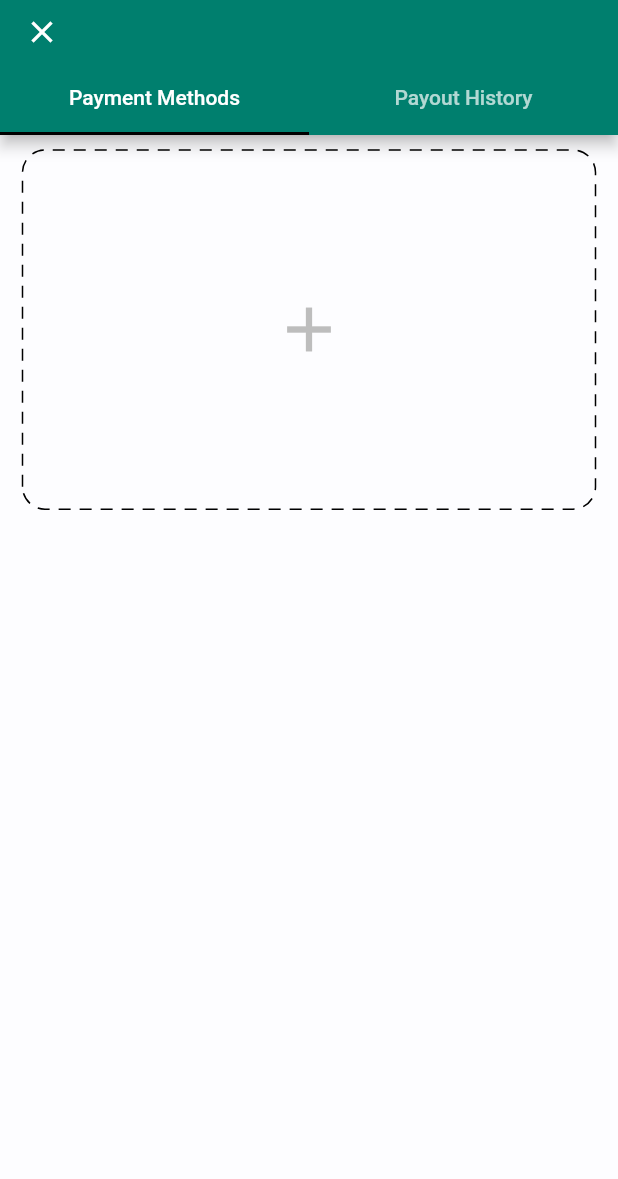
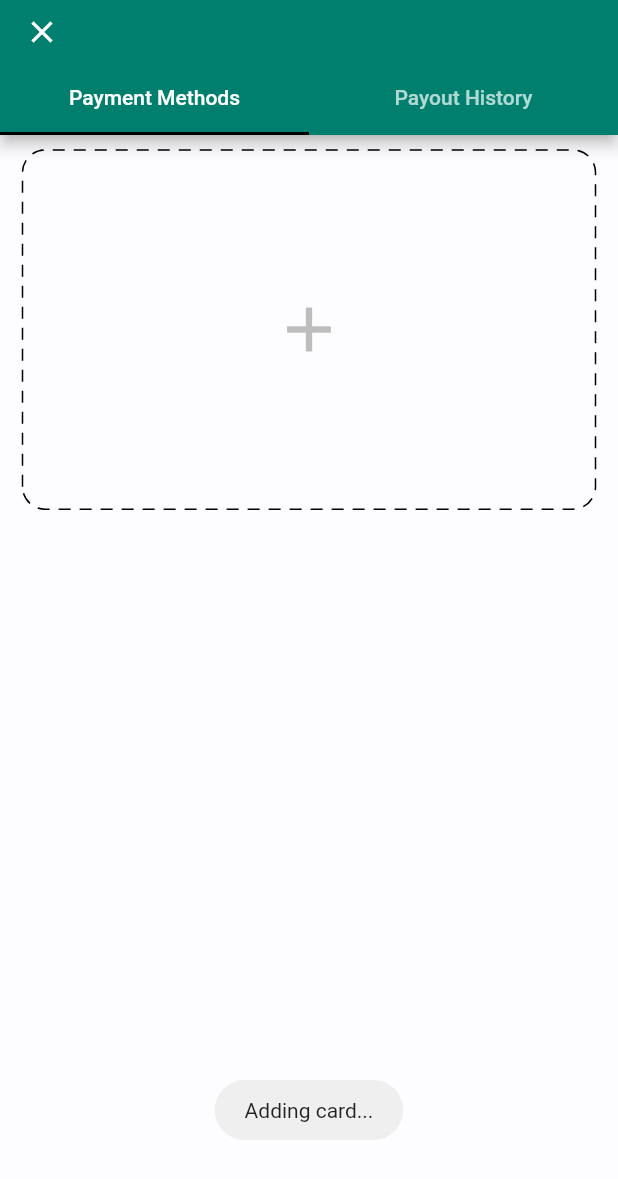
Before and after one commit to JPFrancis/ShareApp, a Flutter app: the PayoutsPage screen opened directly, after a tap on the "add" icon, on a phone screen of 412 x 824 dp. Shown: the top 1179 px of the screen. Run offline on Flutter 3.47's test engine with Material 2 defaults, Android fonts, the light colour scheme and no system bars; drawn by our look-alikes of dotted_border; our stand-ins replace cached_network_image, cloud_firestore, cloud_functions, firebase_auth, firebase_messaging, firebase_storage and 12 more; missing offline and left inert: flutter_facebook_login, flutter_google_places, flutter_picker, geoflutterfire, google_maps_webservice, multi_image_picker and 1 more; accounts and stored records are empty; statements that could not run were skipped.

Commit message:
updated payment methods page

```diff
--- a/lib/pages/item_detail.dart
+++ b/lib/pages/item_detail.dart
@@ -1,5 +1,5 @@
+import 'dart:async';
 import 'dart:math';
-import 'dart:async';
 import 'dart:typed_data';
 import 'dart:ui';
 
--- a/lib/pages/profile_tab_pages/payouts_page.dart
+++ b/lib/pages/profile_tab_pages/payouts_page.dart
@@ -1,31 +1,18 @@
 import 'package:cached_network_image/cached_network_image.dart';
 import 'package:cloud_firestore/cloud_firestore.dart';
+import 'package:cloud_functions/cloud_functions.dart';
 import 'package:dotted_border/dotted_border.dart';
 import 'package:firebase_auth/firebase_auth.dart';
 import 'package:flutter/foundation.dart';
-import 'package:cloud_functions/cloud_functions.dart';
 import 'package:flutter/material.dart';
 import 'package:flutter/rendering.dart';
 import 'package:shareapp/extras/helpers.dart';
 import 'package:shareapp/main.dart';
 import 'package:shareapp/rentals/rental_detail.dart';
 import 'package:shareapp/services/const.dart';
-import 'package:cached_network_image/cached_network_image.dart';
-import 'package:cloud_firestore/cloud_firestore.dart';
-import 'package:firebase_auth/firebase_auth.dart';
-import 'package:flutter/foundation.dart';
-import 'package:flutter/material.dart';
-import 'package:flutter/rendering.dart';
-import 'package:intl/intl.dart';
-import 'package:shareapp/extras/helpers.dart';
-import 'package:shareapp/main.dart';
-import 'package:shareapp/rentals/chat.dart';
-import 'package:shareapp/rentals/new_pickup.dart';
-import 'package:shareapp/services/const.dart';
 import 'package:shareapp/services/payment_service.dart';
-import 'package:shared_preferences/shared_preferences.dart';
-import 'package:smooth_star_rating/smooth_star_rating.dart';
 import 'package:stripe_payment/stripe_payment.dart';
+import 'package:fluttertoast/fluttertoast.dart';
 
 enum CardTapAction {
   setDefault,
@@ -48,7 +35,7 @@ class PayoutsPageState extends State<PayoutsPage> {
   double padding = 5.0;
   String myUserID;
   String defaultSource = '';
-  String stripeCustId='';
+  String stripeCustId = '';
 
   bool isLoading = true;
   bool stripeInit = false;
@@ -127,6 +114,8 @@ class PayoutsPageState extends State<PayoutsPage> {
 
         StripeSource.addSource().then((token) {
           PaymentService().addCard(token);
+          Fluttertoast.showToast(
+              msg: 'Adding card...', toastLength: Toast.LENGTH_LONG);
         });
       },
       child: Container(
@@ -634,7 +623,7 @@ class PayoutsPageState extends State<PayoutsPage> {
     dynamic resp = await callable.call(<String, dynamic>{
       'userId': myUserID,
       'customerId': stripeCustId,
-      'newSourceId':sourceDS['id'],
+      'newSourceId': sourceDS['id'],
     });
   }
 
@@ -658,7 +647,7 @@ class PayoutsPageState extends State<PayoutsPage> {
     switch (actionEnum) {
       case CardTapAction.setDefault:
         dialogText = 'Set card as default payment?';
-        action = ()=>setCardAsDefault(sourceDS);
+        action = () => setCardAsDefault(sourceDS);
         break;
       case CardTapAction.delete:
         dialogText = 'Delete card?';
--- a/lib/rentals/rental_detail.dart
+++ b/lib/rentals/rental_detail.dart
@@ -240,7 +240,9 @@ class RentalDetailState extends State<RentalDetail> {
                 children: <Widget>[
                   showItemImage(),
                   showItemCreator(),
-                  SizedBox(height: 10.0,),
+                  SizedBox(
+                    height: 10.0,
+                  ),
                   Container(
                       padding: EdgeInsets.symmetric(
                           horizontal: MediaQuery.of(context).size.width / 25),
```
Lines whose indentation alone changed are shown as unchanged.
